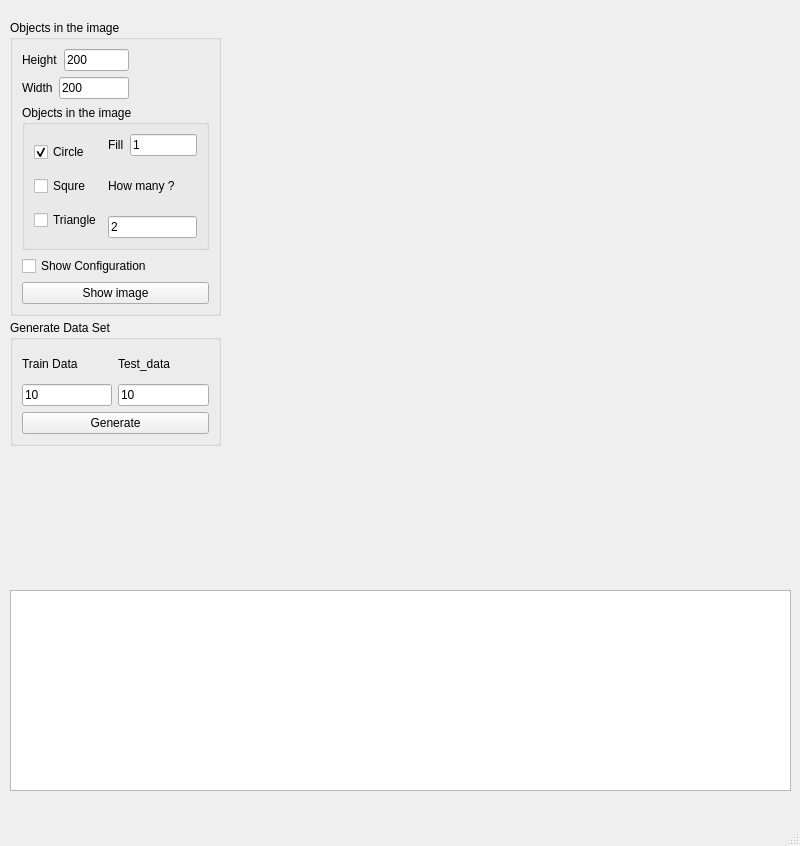
This is main.ui in Alibhji/Paper_1_PyQT_Pytorch as Qt 5 draws it before an edit. The edited form follows.
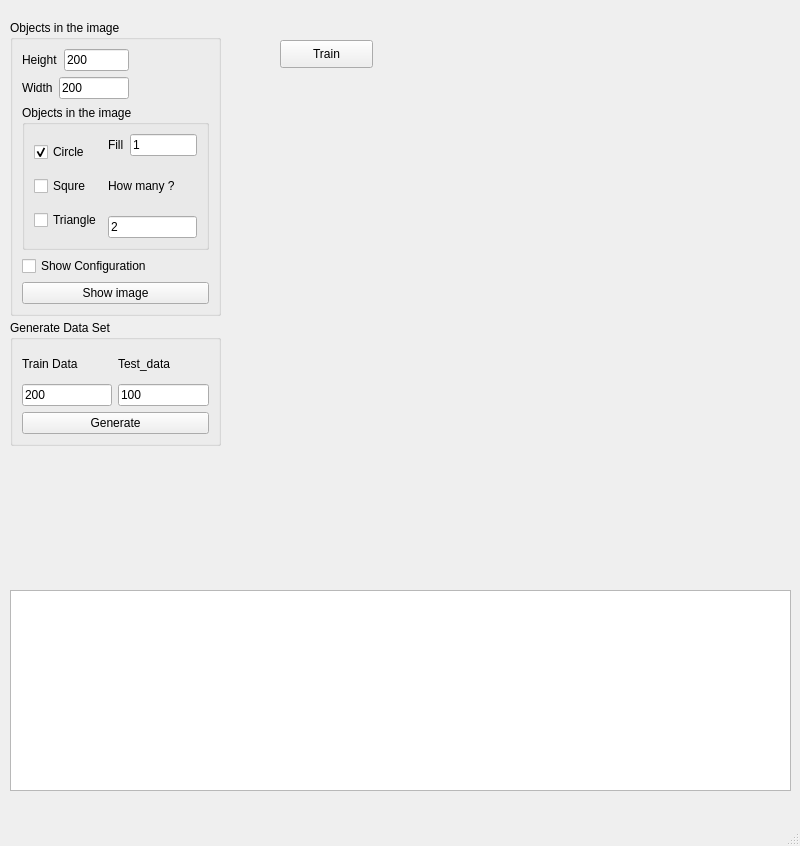
This is the edited form.

Commit message: Training has a problem. I going to design it again. before data set generation

Diff of the .ui file:
```diff
--- a/main.ui
+++ b/main.ui
@@ -41,7 +41,7 @@
          <item>
           <widget class="QLineEdit" name="btn_train_size">
            <property name="text">
-            <string>10</string>
+            <string>200</string>
            </property>
           </widget>
          </item>
@@ -59,7 +59,7 @@
          <item>
           <widget class="QLineEdit" name="btn_test_size">
            <property name="text">
-            <string>10</string>
+            <string>100</string>
            </property>
           </widget>
          </item>
@@ -68,7 +68,7 @@
       </layout>
      </item>
      <item>
-      <widget class="QPushButton" name="btn_train">
+      <widget class="QPushButton" name="btn_gendataset">
        <property name="text">
         <string>Generate</string>
        </property>
@@ -324,6 +324,19 @@
      </item>
     </layout>
    </widget>
+   <widget class="QPushButton" name="btn_train">
+    <property name="geometry">
+     <rect>
+      <x>280</x>
+      <y>40</y>
+      <width>93</width>
+      <height>28</height>
+     </rect>
+    </property>
+    <property name="text">
+     <string>Train</string>
+    </property>
+   </widget>
   </widget>
   <widget class="QMenuBar" name="menubar">
    <property name="geometry">
```
The commit also changes 6 other files.
